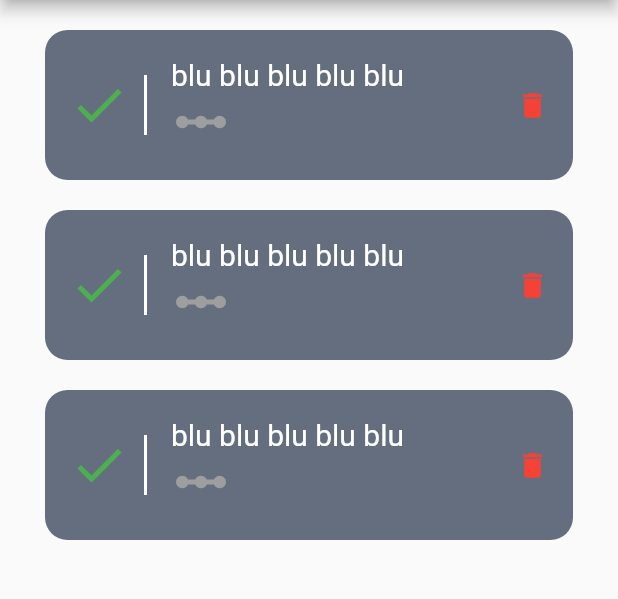
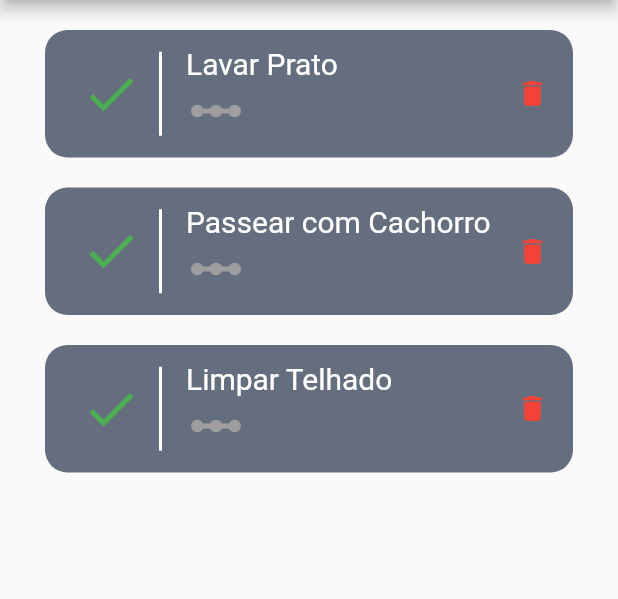
Before and after one commit to Davidson031/AppTarefasFlutter, a Flutter app: the screen it shows after launch, on a phone screen of 412 x 824 dp, the part 84-683 px from its top. Run offline on Flutter 3.47's test engine with Material 2 defaults, Android fonts, the phone set to English and light mode, and no system bars.

Commit message:
Melhorando TarefaTile e implementando exclusão local de tarefas da lista

```diff
--- a/lib/components/TarefaTile.dart
+++ b/lib/components/TarefaTile.dart
@@ -1,37 +1,41 @@
 // ignore_for_file: prefer_const_constructors, prefer_const_literals_to_create_immutables
 
+import 'package:app_tarefas/models/listaDeTarefas.dart';
+import 'package:app_tarefas/models/tarefa.dart';
 import 'package:flutter/material.dart';
 import 'package:flutter/src/foundation/key.dart';
 import 'package:flutter/src/widgets/framework.dart';
+import 'package:provider/provider.dart';
 
 class TarefaTile extends StatelessWidget {
-  String titulo;
+  Tarefa tarefa;
 
-  TarefaTile(this.titulo);
+  TarefaTile(this.tarefa);
 
   @override
   Widget build(BuildContext context) {
     return Container(
       margin: const EdgeInsets.only(left: 30, top: 20, right: 30),
-      padding: const EdgeInsets.only(top: 5, bottom: 5),
-      height: 100,
+      padding: const EdgeInsets.only(top: 7, bottom: 7),
       decoration: const BoxDecoration(
         color: Color.fromRGBO(64, 75, 96, 0.8),
         borderRadius: BorderRadius.all(Radius.circular(15)),
       ),
-      child: Center(
       child: ListTile(
-          minLeadingWidth: 1,
         leading: Container(
           padding: EdgeInsets.only(right: 10),
           decoration: BoxDecoration(
               border: Border(
             right: BorderSide(width: 2.0, color: Colors.white),
           )),
-            child: Icon(Icons.done, color: Colors.green, size: 40.0),
+          child: IconButton(
+            constraints: BoxConstraints(minHeight: 100, minWidth: 50),
+            onPressed: () => Provider.of<ListaDeTarefas>(context, listen: false).removerTarefa(tarefa),
+            icon: Icon(Icons.done, color: Colors.green, size: 40.0),
+          ),
         ),
         title: Text(
-            'blu blu blu blu blu',
+          tarefa.titulo,
           style: TextStyle(color: Colors.white, fontSize: 20),
         ),
         subtitle: Row(
@@ -50,7 +54,6 @@ class TarefaTile extends StatelessWidget {
           ],
         ),
       ),
-      ),
     );
   }
 }
--- a/lib/dados/tarefas.dart
+++ b/lib/dados/tarefas.dart
@@ -4,8 +4,9 @@ import 'package:app_tarefas/models/tarefa.dart';
 
 final listaMockupTarefas =[
 
-  Tarefa("Lavar Prato", "abc"),
-  Tarefa("Passear com Cachorro", "def"),
-  Tarefa("Limpar Telhado", "ghi"),
+  Tarefa("1", "Lavar Prato", "abc"),
+  Tarefa("2", "Passear com Cachorro", "def"),
+  Tarefa("3", "Limpar Telhado", "ghi"),
+
 
 ];
--- a/lib/models/listaDeTarefas.dart
+++ b/lib/models/listaDeTarefas.dart
@@ -13,4 +13,19 @@ class ListaDeTarefas with ChangeNotifier {
     _tarefas.add(tarefa);
     notifyListeners();
   }
+
+  void removerTarefa(Tarefa tarefa){
+
+    //int index = _tarefas.indexWhere((element) => tarefa.id == element.id);
+
+    _tarefas.removeWhere((element) => tarefa.id == element.id);
+
+    print('Remover Tarefa');
+
+    notifyListeners();
+
+    //_tarefas.remo
+
+
+  }
 }
--- a/lib/models/tarefa.dart
+++ b/lib/models/tarefa.dart
@@ -1,6 +1,8 @@
 class Tarefa {
+
+  final String id;
   final String titulo;
   final String link;
 
-  Tarefa(this.titulo, this.link);
+  Tarefa(this.id, this.titulo, this.link);
 }
--- a/lib/paginas/pagina_adicionar_tarefa.dart
+++ b/lib/paginas/pagina_adicionar_tarefa.dart
@@ -13,20 +13,15 @@ class PaginaAdicionarTarefa extends StatefulWidget {
 }
 
 class _PaginaAdicionarTarefaState extends State<PaginaAdicionarTarefa> {
-
   final _formKey = GlobalKey<FormState>();
   String _tituloTarefa = '';
   String _linkTarefa = '';
 
-  void enviarForm(){
-
+  void enviarForm() {
     _formKey.currentState?.save();
 
-
-    final provider = Provider.of<ListaDeTarefas>(context, listen: false).adicionarTarefa(
-      Tarefa(_tituloTarefa, _linkTarefa)
-    );
-
+    // final provider = Provider.of<ListaDeTarefas>(context, listen: false)
+    //     .adicionarTarefa(Tarefa(_tituloTarefa, _linkTarefa));
   }
 
   @override
--- a/lib/paginas/pagina_lista_tarefas.dart
+++ b/lib/paginas/pagina_lista_tarefas.dart
@@ -35,7 +35,7 @@ class _PaginaListaTarefasState extends State<PaginaListaTarefas> {
       body: ListView.builder(
         itemCount: lista.length,
         itemBuilder: (context, index) {
-          return TarefaTile(lista[index].titulo);
+          return TarefaTile(lista[index]);
         },
       ),
     );
```
Lines whose indentation alone changed are shown as unchanged.
